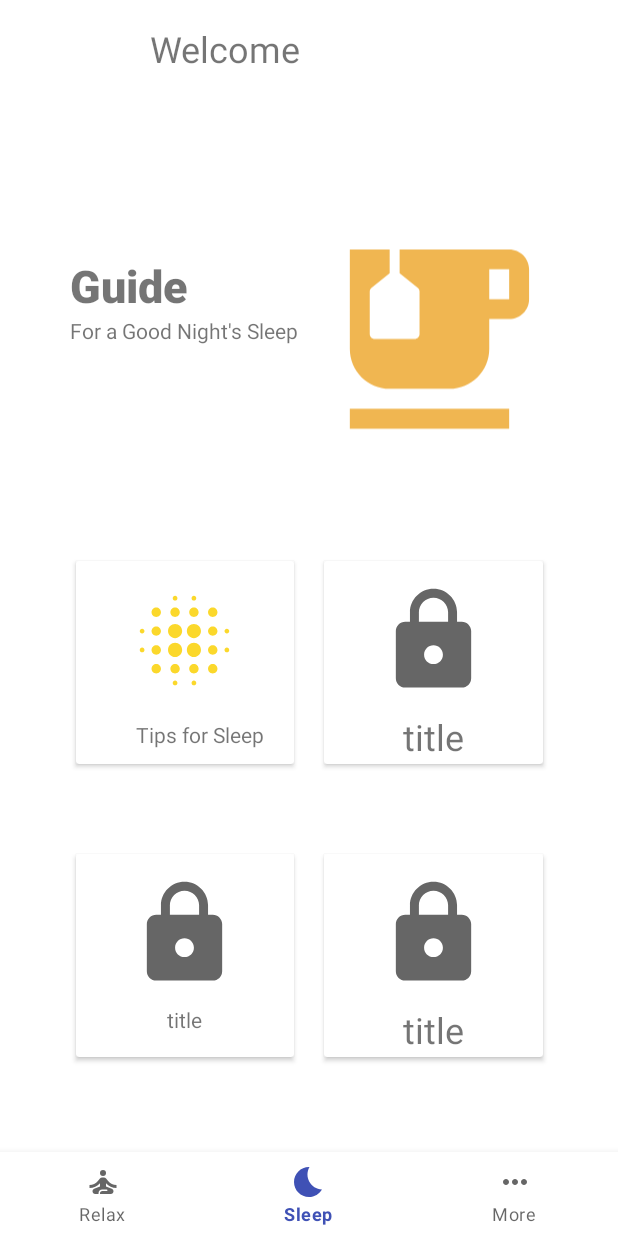
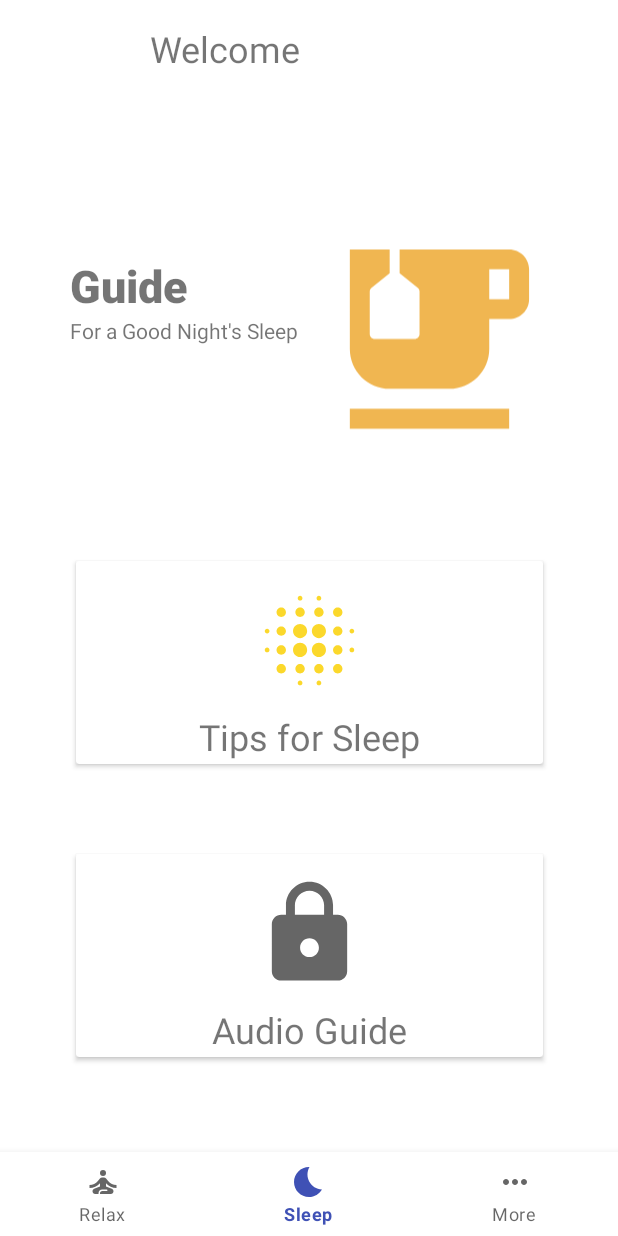
Before and after one commit to hl2703/Adrift, an Android app: the secondFragment screen opened through its navigation route, on a phone screen of 412 x 824 dp. Run offline under Robolectric (Android 15) with nearby library versions, the phone set to English and light mode, and no system bars; our stand-ins replace navigation-ui.

Commit message:
edit sleep page layout

```diff
--- a/app/src/main/res/layout/fragment_second.xml
+++ b/app/src/main/res/layout/fragment_second.xml
@@ -82,15 +82,14 @@
                     android:layout_height="match_parent">
 
                     <TextView
-                        android:id="@+id/textView3"
+                        android:id="@+id/textView"
                         android:layout_width="wrap_content"
                         android:layout_height="wrap_content"
                         android:layout_below="@id/bus"
-                        android:layout_alignParentStart="true"
-                        android:layout_marginStart="40dp"
-                        android:layout_marginTop="15dp"
+                        android:layout_centerHorizontal="true"
+                        android:layout_marginTop="10dp"
                         android:text="Tips for Sleep"
-                        android:textSize="14sp" />
+                        android:textSize="24sp" />
 
                     <ImageView
                         android:id="@+id/bus"
@@ -102,36 +101,6 @@
                 </RelativeLayout>
             </androidx.cardview.widget.CardView>
 
-            <androidx.cardview.widget.CardView
-                android:layout_width="0dp"
-                android:layout_height="match_parent"
-                android:layout_margin="10dp"
-                android:layout_weight="1">
-
-                <RelativeLayout
-                    android:id="@+id/layout2"
-                    android:layout_width="match_parent"
-                    android:layout_height="match_parent">
-
-                    <TextView
-                        android:id="@+id/textView4"
-                        android:layout_width="wrap_content"
-                        android:layout_height="wrap_content"
-                        android:layout_below="@id/imageView3"
-                        android:layout_centerHorizontal="true"
-                        android:layout_marginTop="10dp"
-                        android:text="title"
-                        android:textSize="24sp" />
-
-                    <ImageView
-                        android:id="@+id/imageView3"
-                        android:layout_width="75dp"
-                        android:layout_height="75dp"
-                        android:layout_centerHorizontal="true"
-                        android:layout_marginTop="15dp"
-                        app:srcCompat="@drawable/ic_baseline_lock_24" />
-                </RelativeLayout>
-            </androidx.cardview.widget.CardView>
         </LinearLayout>
 
         <LinearLayout
@@ -164,8 +133,8 @@
                         android:layout_below="@id/bus1"
                         android:layout_centerHorizontal="true"
                         android:layout_marginTop="10dp"
-                        android:text="title"
-                        android:textSize="14sp" />
+                        android:text="Audio Guide"
+                        android:textSize="24sp" />
 
                     <ImageView
                         android:id="@+id/bus1"
@@ -177,36 +146,6 @@
                 </RelativeLayout>
             </androidx.cardview.widget.CardView>
 
-            <androidx.cardview.widget.CardView
-                android:layout_width="0dp"
-                android:layout_height="match_parent"
-                android:layout_margin="10dp"
-                android:layout_weight="1">
-
-                <RelativeLayout
-                    android:id="@+id/layout4"
-                    android:layout_width="match_parent"
-                    android:layout_height="match_parent">
-
-                    <TextView
-                        android:id="@+id/textView7"
-                        android:layout_width="wrap_content"
-                        android:layout_height="wrap_content"
-                        android:layout_below="@id/train"
-                        android:layout_centerHorizontal="true"
-                        android:layout_marginTop="10dp"
-                        android:text="title"
-                        android:textSize="24sp" />
-
-                    <ImageView
-                        android:id="@+id/train"
-                        android:layout_width="75dp"
-                        android:layout_height="75dp"
-                        android:layout_centerHorizontal="true"
-                        android:layout_marginTop="15dp"
-                        app:srcCompat="@drawable/ic_baseline_lock_24" />
-                </RelativeLayout>
-            </androidx.cardview.widget.CardView>
         </LinearLayout>
     </androidx.constraintlayout.widget.ConstraintLayout>
 </ScrollView>
```
